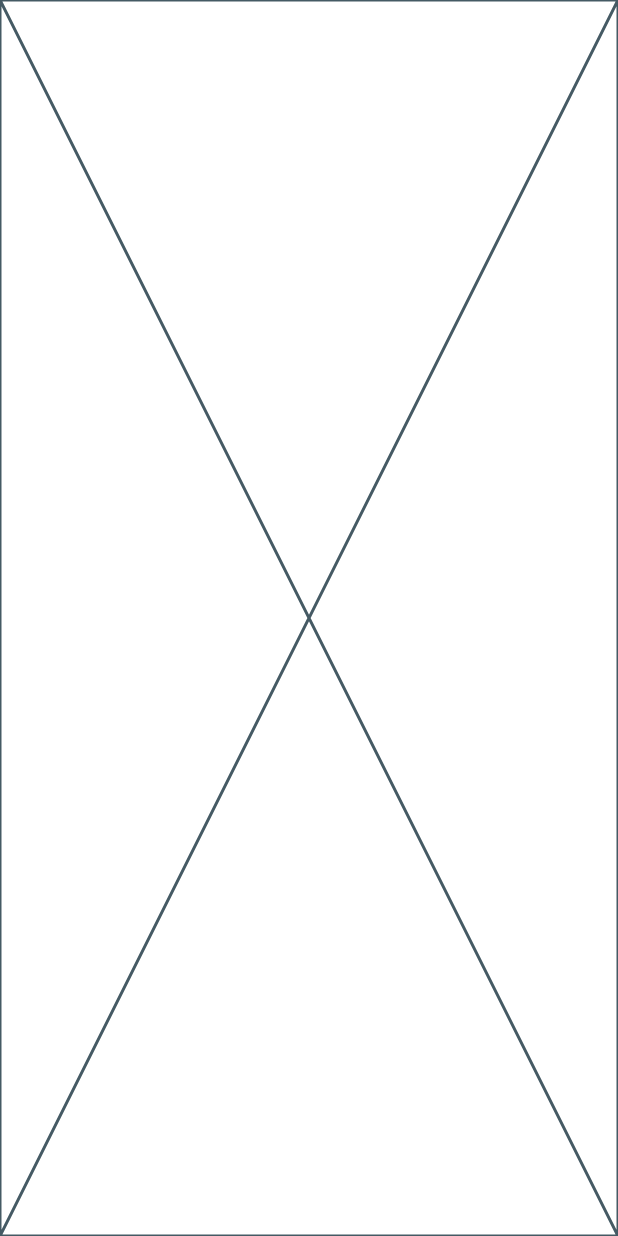
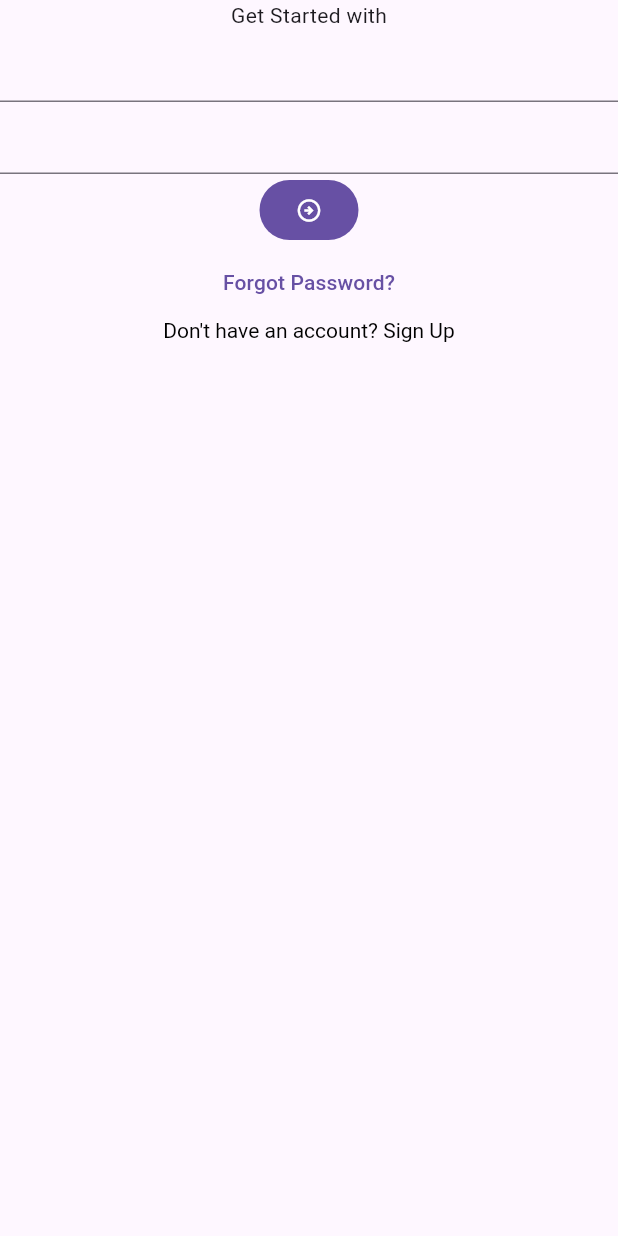
Before and after one commit to MIR-RIAZUL/task_manager, a Flutter app: the screen it shows after launch, on a phone screen of 412 x 824 dp. Run offline on Flutter 3.47's test engine with Material 3 defaults, Android fonts, the phone set to English and light mode, and no system bars; our stand-ins replace flutter_svg.

Commit message:
Implement login screen layout and add Flutter version configuration

```diff
--- a/lib/UI/screen/login_screen.dart
+++ b/lib/UI/screen/login_screen.dart
@@ -10,6 +10,29 @@ class LoginScreen extends StatefulWidget {
 class _LoginScreenState extends State<LoginScreen> {
   @override
   Widget build(BuildContext context) {
-    return const Placeholder();
+    return Scaffold(
+      body: SafeArea(
+        child: Column(
+          children: [
+            Text("Get Started with"),
+            TextFormField(),
+            TextFormField(),
+            FilledButton(
+              onPressed: () {},
+              child: Icon(Icons.arrow_circle_right_outlined),
+            ),
+            TextButton(onPressed: () {}, child: Text("Forgot Password?")),
+
+            RichText(
+              text: TextSpan(
+                style: TextStyle(color: Colors.black),
+                text: "Don't have an account? ",
+                children: [TextSpan(text: "Sign Up")],
+              ),
+            ),
+          ],
+        ),
+      ),
+    );
   }
 }
```
Also changed, not shown: 1 other file.
